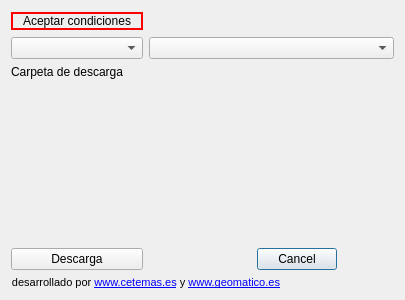
Qt form ui/main_window.ui (geomatico/qgis-sigpac) before a commit.
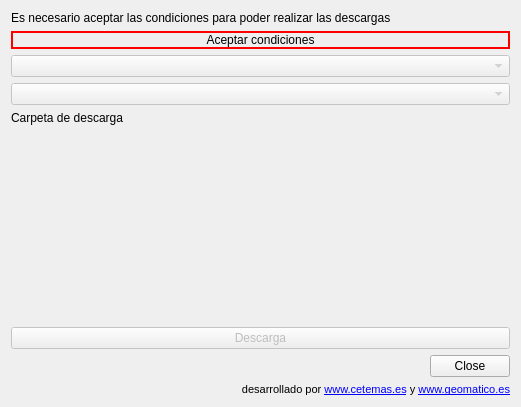
The same form after that commit. Custom widgets are drawn as their Qt base class.

Diff of the .ui file:
```diff
--- a/ui/main_window.ui
+++ b/ui/main_window.ui
@@ -6,15 +6,103 @@
    <rect>
     <x>0</x>
     <y>0</y>
-    <width>405</width>
-    <height>300</height>
+    <width>521</width>
+    <height>407</height>
    </rect>
   </property>
   <property name="windowTitle">
    <string>SIGPAC Downloader</string>
   </property>
-  <layout class="QGridLayout" name="gridLayout">
-   <item row="8" column="0" colspan="2">
+  <layout class="QVBoxLayout" name="verticalLayout">
+   <item>
+    <widget class="QLabel" name="label_3">
+     <property name="text">
+      <string>Es necesario aceptar las condiciones para poder realizar las descargas</string>
+     </property>
+    </widget>
+   </item>
+   <item>
+    <widget class="QPushButton" name="btnOpenBrowser">
+     <property name="styleSheet">
+      <string notr="true">border: 2px solid red;</string>
+     </property>
+     <property name="text">
+      <string>Aceptar condiciones</string>
+     </property>
+    </widget>
+   </item>
+   <item>
+    <widget class="QComboBox" name="comboBox_province">
+     <property name="enabled">
+      <bool>false</bool>
+     </property>
+    </widget>
+   </item>
+   <item>
+    <widget class="QComboBox" name="comboBox_municipality">
+     <property name="enabled">
+      <bool>false</bool>
+     </property>
+    </widget>
+   </item>
+   <item>
+    <widget class="QLabel" name="label_2">
+     <property name="text">
+      <string>Carpeta de descarga</string>
+     </property>
+    </widget>
+   </item>
+   <item>
+    <widget class="QgsFileWidget" name="mQgsFileWidget">
+     <property name="enabled">
+      <bool>false</bool>
+     </property>
+     <property name="storageMode">
+      <enum>QgsFileWidget::GetDirectory</enum>
+     </property>
+    </widget>
+   </item>
+   <item>
+    <spacer name="verticalSpacer">
+     <property name="orientation">
+      <enum>Qt::Vertical</enum>
+     </property>
+     <property name="sizeHint" stdset="0">
+      <size>
+       <width>20</width>
+       <height>40</height>
+      </size>
+     </property>
+    </spacer>
+   </item>
+   <item>
+    <widget class="QLabel" name="lblInfo">
+     <property name="text">
+      <string/>
+     </property>
+    </widget>
+   </item>
+   <item>
+    <widget class="QPushButton" name="btnDownload">
+     <property name="enabled">
+      <bool>false</bool>
+     </property>
+     <property name="text">
+      <string>Descarga</string>
+     </property>
+    </widget>
+   </item>
+   <item>
+    <widget class="QDialogButtonBox" name="btnCancel">
+     <property name="orientation">
+      <enum>Qt::Horizontal</enum>
+     </property>
+     <property name="standardButtons">
+      <set>QDialogButtonBox::Close</set>
+     </property>
+    </widget>
+   </item>
+   <item>
     <widget class="QLabel" name="providerLabel">
      <property name="font">
       <font>
@@ -32,85 +120,6 @@
      </property>
     </widget>
    </item>
-   <item row="6" column="0">
-    <widget class="QLabel" name="label">
-     <property name="autoFillBackground">
-      <bool>false</bool>
-     </property>
-     <property name="text">
-      <string/>
-     </property>
-    </widget>
-   </item>
-   <item row="7" column="1" colspan="2">
-    <widget class="QDialogButtonBox" name="btnCancel">
-     <property name="orientation">
-      <enum>Qt::Horizontal</enum>
-     </property>
-     <property name="standardButtons">
-      <set>QDialogButtonBox::Cancel</set>
-     </property>
-    </widget>
-   </item>
-   <item row="7" column="0">
-    <widget class="QPushButton" name="pushButton">
-     <property name="text">
-      <string>Descarga</string>
-     </property>
-    </widget>
-   </item>
-   <item row="3" column="0" colspan="2">
-    <widget class="QgsFileWidget" name="mQgsFileWidget" native="true"/>
-   </item>
-   <item row="1" column="0">
-    <widget class="QComboBox" name="comboBox_province"/>
-   </item>
-   <item row="2" column="0">
-    <widget class="QLabel" name="label_2">
-     <property name="text">
-      <string>Carpeta de descarga</string>
-     </property>
-    </widget>
-   </item>
-   <item row="5" column="2">
-    <spacer name="verticalSpacer">
-     <property name="orientation">
-      <enum>Qt::Vertical</enum>
-     </property>
-     <property name="sizeHint" stdset="0">
-      <size>
-       <width>20</width>
-       <height>40</height>
-      </size>
-     </property>
-    </spacer>
-   </item>
-   <item row="0" column="0">
-    <widget class="QPushButton" name="btnOpenBrowser">
-     <property name="styleSheet">
-      <string notr="true">border: 2px solid red;</string>
-     </property>
-     <property name="text">
-      <string>Aceptar condiciones</string>
-     </property>
-    </widget>
-   </item>
-   <item row="0" column="1" colspan="3">
-    <spacer name="horizontalSpacer">
-     <property name="orientation">
-      <enum>Qt::Horizontal</enum>
-     </property>
-     <property name="sizeHint" stdset="0">
-      <size>
-       <width>40</width>
-       <height>20</height>
-      </size>
-     </property>
-    </spacer>
-   </item>
-   <item row="1" column="1" colspan="3">
-    <widget class="QComboBox" name="comboBox_municipality"/>
-   </item>
   </layout>
  </widget>
  <customwidgets>
```
